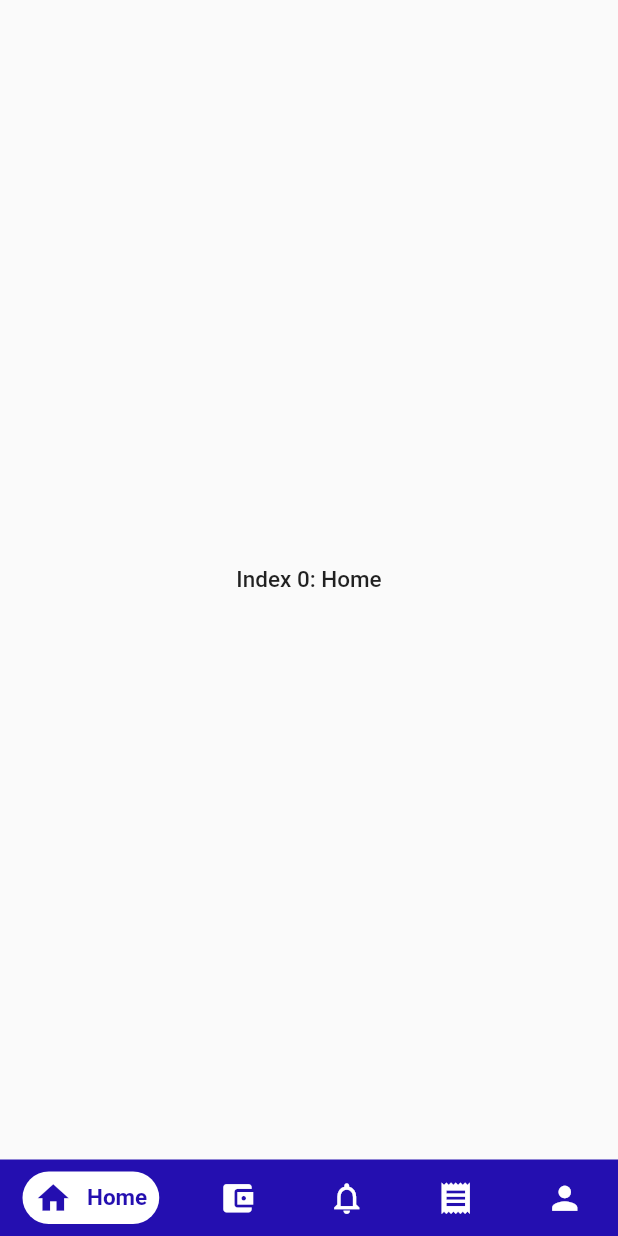
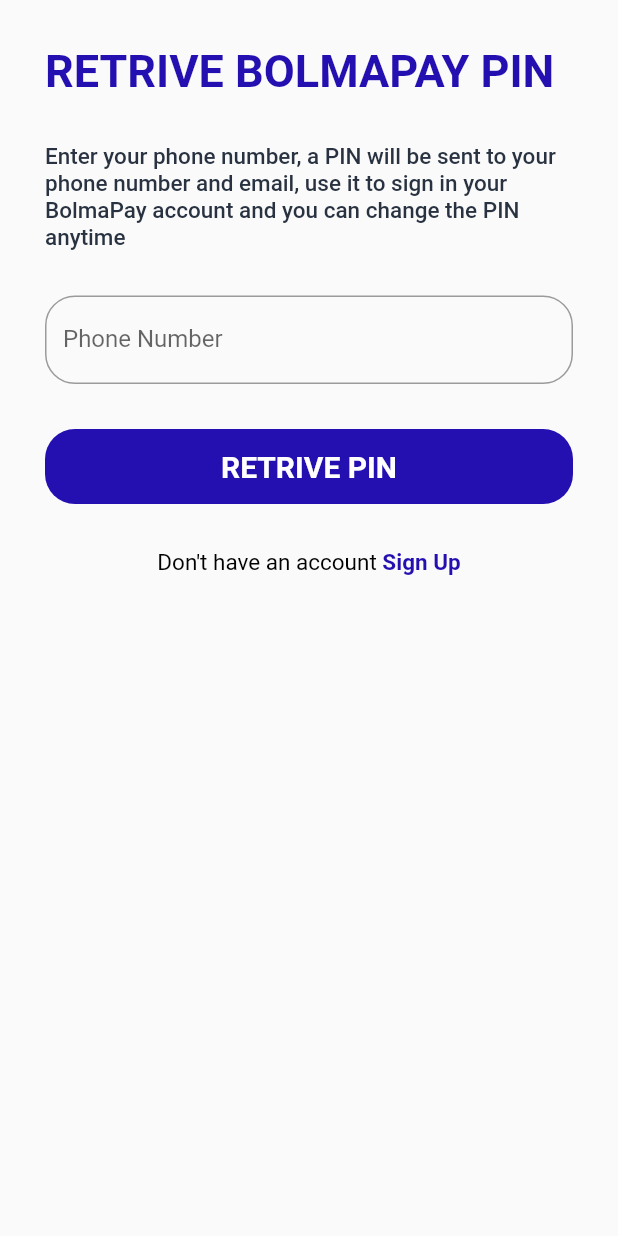
Before and after one commit to j-kon/bolmapay, a Flutter app: the screen it shows after launch, on a phone screen of 412 x 824 dp. Run offline on Flutter 3.47's test engine with Material 2 defaults, Android fonts, the phone set to English and light mode, and no system bars; drawn by our look-alikes of google_nav_bar; Roboto replaces fonts that are missing (Noto Sans JP, noto sans jp).

Commit message:
retrive_pin UI completed

```diff
--- a/lib/app/app_strings.dart
+++ b/lib/app/app_strings.dart
@@ -1,18 +1,22 @@
 class AppStrings {
   static const String signIn = 'Sign In';
   static const String signUp = 'Sign Up';
+  static const String retrivePin = 'Retrive PIN';
+  static const String retriveBolma = 'Retrive BolmaPay PIN';
 
   static const String signInNote = 'Sign In with phone number and BolmaPay pin';
   static const String signUpNote =
       'Before creating your account you have have to agree with our Terms and Conditions.';
+  static const String retriveNote =
+      'Enter your phone number, a PIN will be sent to your phone number and email, use it to sign in your BolmaPay account and you can change the PIN anytime';
   static const String dontHaveAnAccount = 'Don\'t have an account';
   static const String alreadyHaveAnAcount = 'Already have an account';
 
   static const String phoneNumber = 'Phone Number';
-  static const String bolmaPin = 'Bolma Pin';
+  static const String bolmaPin = 'BolmaPay PIN';
   static const String fullName = 'Full Name';
   static const String emailAddress = 'Email Address';
-  static const String newBolmaPin = 'New Bolma Pin';
+  static const String newBolmaPin = 'New BolmaPay PIN';
   static const String forgetPin = 'Forget PIN';
 
   static const String home = 'Home';
--- a/lib/main.dart
+++ b/lib/main.dart
@@ -1,4 +1,5 @@
 import 'package:bolmapay/app/app_colors.dart';
+import 'package:bolmapay/screens/auth/retrive_pin.dart';
 import 'package:bolmapay/screens/auth/sign_in.dart';
 import 'package:bolmapay/screens/auth/sign_up.dart';
 import 'package:bolmapay/screens/widgets/bottom_nav_bar.dart';
@@ -27,11 +28,14 @@ class BolmaPay extends StatelessWidget {
           bodyText2: TextStyle(fontSize: 15.0, fontFamily: 'Noto Sans JP'),
         ),
       ),
-      home: BottomNavBar(),
-      initialRoute: BottomNavBar.id,
-      routes: {SignUp.id: (context) => SignUp(),
-      SignIn.id: (context) => SignIn(),
-      BottomNavBar.id: (context) => BottomNavBar()},
+      home: RetrivePin(),
+      initialRoute: RetrivePin.id,
+      routes: {
+        SignUp.id: (context) => SignUp(),
+        SignIn.id: (context) => SignIn(),
+        BottomNavBar.id: (context) => BottomNavBar(),
+        RetrivePin.id: (context) => RetrivePin(),
+      },
     );
   }
 }
--- /dev/null
+++ b/lib/screens/auth/retrive_pin.dart
@@ -0,0 +1,86 @@
+import 'package:bolmapay/app/app_colors.dart';
+import 'package:bolmapay/app/app_decoration.dart';
+import 'package:bolmapay/app/app_strings.dart';
+import 'package:bolmapay/app/app_text_styles.dart';
+import 'package:bolmapay/screens/auth/sign_up.dart';
+import 'package:bolmapay/screens/widgets/forms/buttons.dart';
+import 'package:bolmapay/screens/widgets/spacer.dart';
+import 'package:flutter/gestures.dart';
+import 'package:flutter/material.dart';
+
+class RetrivePin extends StatefulWidget {
+  static const id = 'retrive_pin';
+  @override
+  _RetrivePinState createState() => _RetrivePinState();
+}
+
+class _RetrivePinState extends State<RetrivePin> {
+  @override
+  Widget build(BuildContext context) {
+    return Scaffold(
+      body: Padding(
+        padding: EdgeInsets.all(30),
+        child: ListView(
+          children: [
+            SingleChildScrollView(
+              child: Container(
+                child: Text(
+                  AppStrings.retriveBolma.toUpperCase(),
+                  style: AppTextStyle.textSize30
+                      .copyWith(color: AppColors.primaryColor),
+                ),
+              ),
+            ),
+            Height30(),
+            Text(
+              AppStrings.retriveNote,
+              style: AppTextStyle.textSize15.copyWith(
+                color: AppColors.textColor,
+              ),
+            ),
+            Height30(),
+            TextField(
+              obscureText: true,
+              decoration: AppDecorations.textForm.copyWith(
+                hintText: AppStrings.phoneNumber,
+                labelText: AppStrings.phoneNumber,
+              ),
+            ),
+            Height30(),
+            CustomButton(
+              text: Text(
+                AppStrings.retrivePin.toUpperCase(),
+                style: AppTextStyle.textSize20.copyWith(color: Colors.white),
+              ),
+              onPressed: () {},
+            ),
+            Height30(),RichText(
+              textAlign: TextAlign.center,
+              text: TextSpan(
+                text: AppStrings.dontHaveAnAccount + ' ',
+                style: TextStyle(
+                  fontSize: 15,
+                  color: Colors.black,
+                ),
+                children: [
+                  TextSpan(
+                    text: AppStrings.signUp,
+                    style: TextStyle(
+                      fontSize: 15,
+                      color: AppColors.primaryColor,
+                      fontWeight: FontWeight.bold,
+                    ),
+                    recognizer: TapGestureRecognizer()
+                      ..onTap = () {
+                        Navigator.pushNamed(context, SignUp.id);
+                      },
+                  ),
+                ],
+              ),
+            )
+          ],
+        ),
+      ),
+    );
+  }
+}
```
